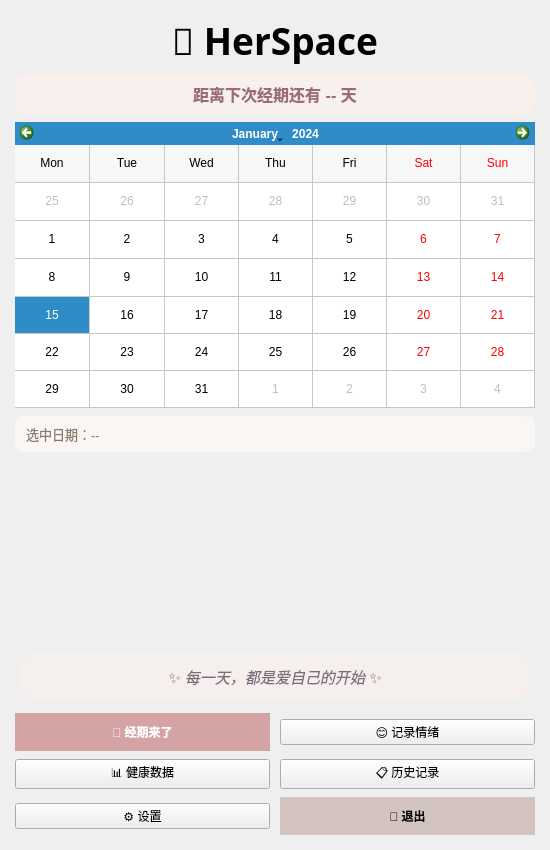
First picture: the form in widget.ui, repository Valentina-Yue/HerSpace, before the edit.
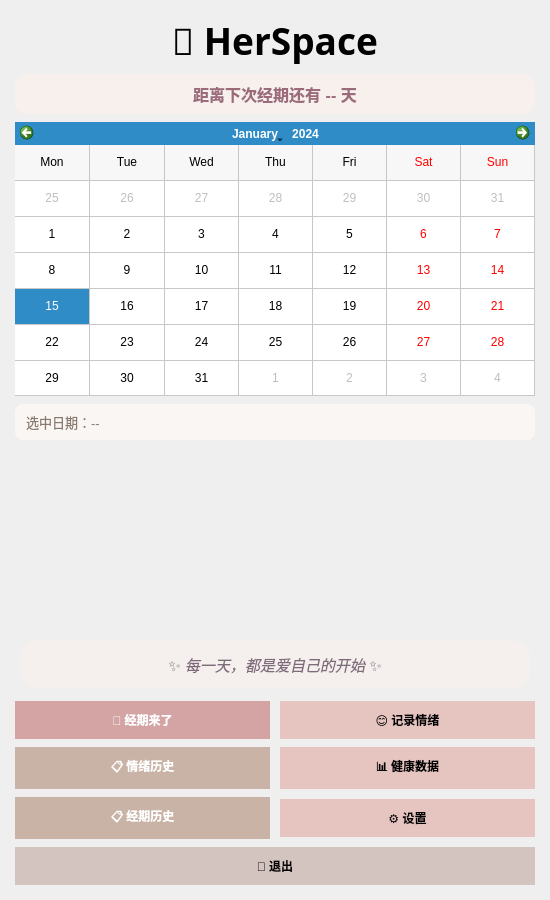
Second picture: the form after the edit. Custom widgets are drawn as their Qt base class.

Commit message: v5.0: 新增情绪趋势图表、情绪历史管理、DeepSeek AI 个性化建议与暖心语录

```diff
--- a/widget.ui
+++ b/widget.ui
@@ -7,13 +7,13 @@
     <x>0</x>
     <y>0</y>
     <width>550</width>
-    <height>850</height>
+    <height>900</height>
    </rect>
   </property>
   <property name="minimumSize">
    <size>
     <width>520</width>
-    <height>705</height>
+    <height>850</height>
    </size>
   </property>
   <property name="windowTitle">
@@ -172,30 +172,109 @@
        <property name="text">
         <string>😊 记录情绪</string>
        </property>
+       <property name="minimumHeight">
+        <number>45</number>
+       </property>
+       <property name="styleSheet">
+        <string notr="true">QPushButton {
+    background-color: #e6c4c0;
+    border-radius: 22px;
+    padding: 10px;
+    font-weight: bold;
+}
+QPushButton:hover {
+    background-color: #dbb2ad;
+}</string>
+       </property>
       </widget>
      </item>
      <item row="1" column="0">
+      <widget class="QPushButton" name="btnMoodHistory">
+       <property name="text">
+        <string>📋 情绪历史</string>
+       </property>
+       <property name="minimumHeight">
+        <number>45</number>
+       </property>
+       <property name="styleSheet">
+        <string notr="true">QPushButton {
+    background-color: #c9b2a6;
+    border-radius: 22px;
+    padding: 10px;
+    font-weight: bold;
+    color: white;
+}
+QPushButton:hover {
+    background-color: #b89f92;
+}</string>
+       </property>
+      </widget>
+     </item>
+     <item row="1" column="1">
       <widget class="QPushButton" name="btnHealthData">
        <property name="text">
         <string>📊 健康数据</string>
        </property>
-      </widget>
-     </item>
-     <item row="1" column="1">
-      <widget class="QPushButton" name="btnHistory">
-       <property name="text">
-        <string>📋 历史记录</string>
+       <property name="minimumHeight">
+        <number>45</number>
+       </property>
+       <property name="styleSheet">
+        <string notr="true">QPushButton {
+    background-color: #e6c4c0;
+    border-radius: 22px;
+    padding: 10px;
+    font-weight: bold;
+}
+QPushButton:hover {
+    background-color: #dbb2ad;
+}</string>
        </property>
       </widget>
      </item>
      <item row="2" column="0">
+      <widget class="QPushButton" name="btnHistory">
+       <property name="text">
+        <string>📋 经期历史</string>
+       </property>
+       <property name="minimumHeight">
+        <number>45</number>
+       </property>
+       <property name="styleSheet">
+        <string notr="true">QPushButton {
+    background-color: #c9b2a6;
+    border-radius: 22px;
+    padding: 10px;
+    font-weight: bold;
+    color: white;
+}
+QPushButton:hover {
+    background-color: #b89f92;
+}</string>
+       </property>
+      </widget>
+     </item>
+     <item row="2" column="1">
       <widget class="QPushButton" name="btnSettings">
        <property name="text">
         <string>⚙️ 设置</string>
        </property>
+       <property name="minimumHeight">
+        <number>45</number>
+       </property>
+       <property name="styleSheet">
+        <string notr="true">QPushButton {
+    background-color: #e6c4c0;
+    border-radius: 22px;
+    padding: 10px;
+    font-weight: bold;
+}
+QPushButton:hover {
+    background-color: #dbb2ad;
+}</string>
+       </property>
       </widget>
      </item>
-     <item row="2" column="1">
+     <item row="3" column="0" colspan="2">
       <widget class="QPushButton" name="btnExit">
        <property name="styleSheet">
         <string notr="true">QPushButton {
```
Left out of the diff: 48 changed lines with no effect on the pictures. The commit also changes 19 other files.
